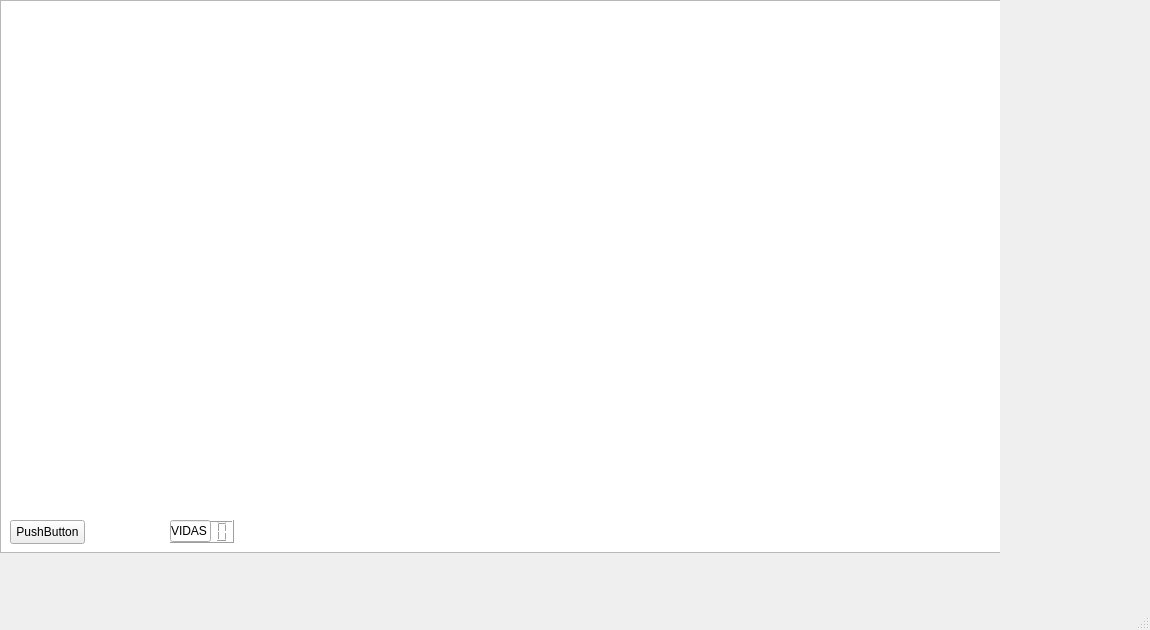
The window that juego/juego_final/mainwindow.ui (jkeynerfernandez/proyectof) describes before a commit, drawn with Qt 5.
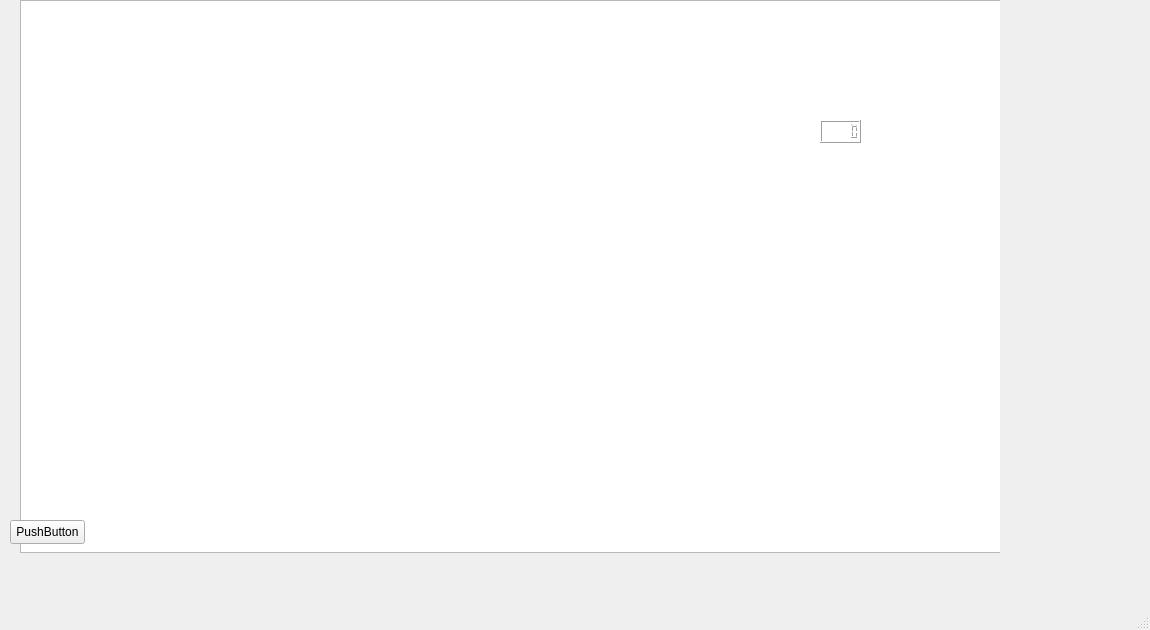
The same window after the commit. Icons and pictures are not drawn.

Commit message: el trabajo de hoy se me perdió porque no supe cual era el error  de acceso de memoria pero restauré el ultimo commit y ahora le aggrguŕ el indicador de vida a la fragata

```diff
--- a/juego/juego_final/mainwindow.ui
+++ b/juego/juego_final/mainwindow.ui
@@ -35,7 +35,7 @@
     </property>
     <property name="geometry">
      <rect>
-      <x>0</x>
+      <x>20</x>
       <y>0</y>
       <width>1026</width>
       <height>553</height>
@@ -76,25 +76,12 @@
    <widget class="QLCDNumber" name="vidas">
     <property name="geometry">
      <rect>
-      <x>170</x>
-      <y>520</y>
-      <width>64</width>
-      <height>23</height>
-     </rect>
-    </property>
-   </widget>
-   <widget class="QLineEdit" name="lineEdit">
-    <property name="geometry">
-     <rect>
-      <x>170</x>
-      <y>520</y>
+      <x>820</x>
+      <y>120</y>
       <width>41</width>
-      <height>22</height>
+      <height>23</height>
      </rect>
     </property>
-    <property name="text">
-     <string>VIDAS</string>
-    </property>
    </widget>
   </widget>
   <widget class="QMenuBar" name="menubar">
```
The commit also changes 26 other files.
